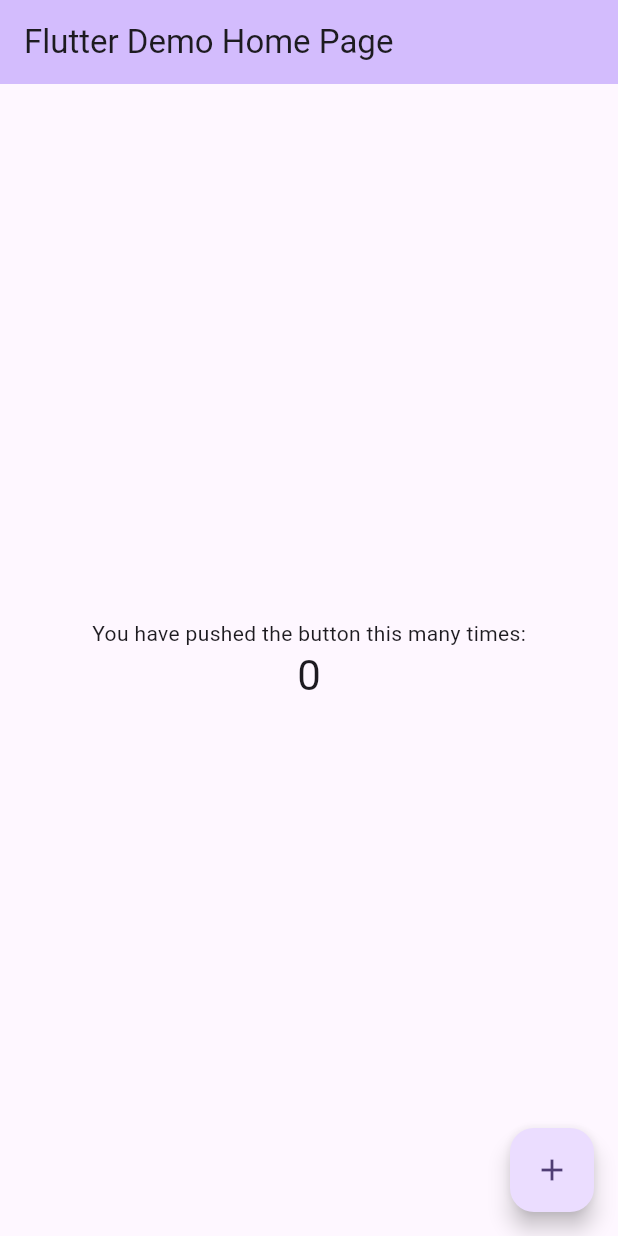
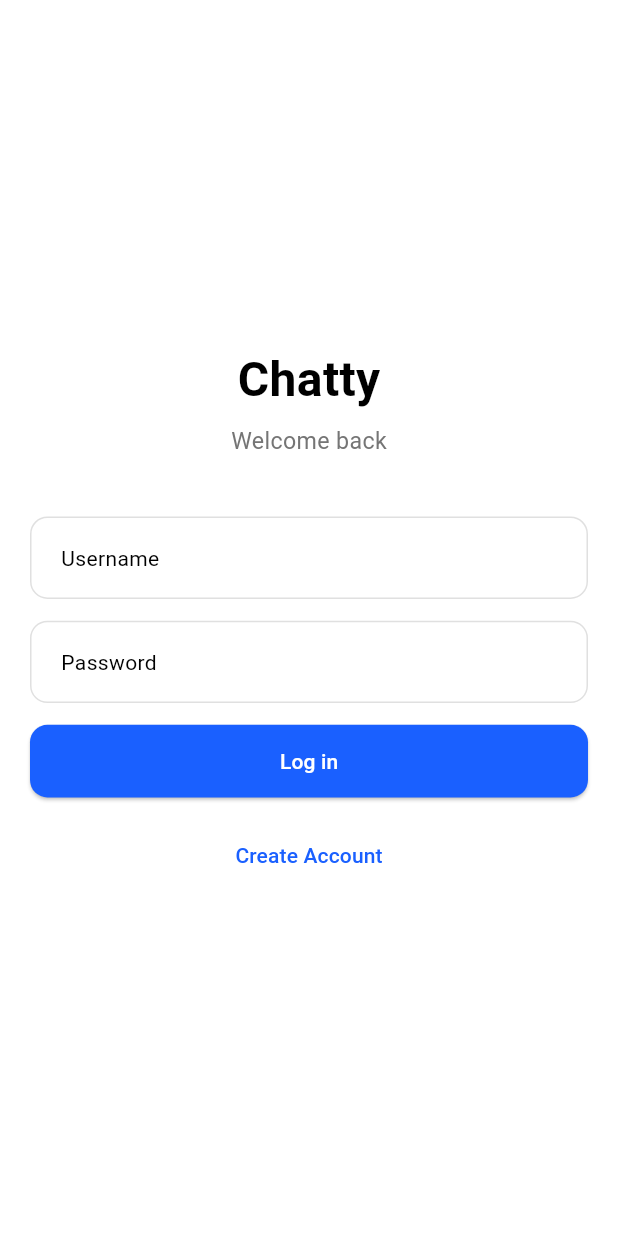
Before and after one commit to realtwumasi/chatty, a Flutter app: the screen it shows after launch, on a phone screen of 412 x 824 dp. Run offline on Flutter 3.47's test engine with Material 3 defaults, Android fonts, the phone set to English and light mode, and no system bars; drawn by our look-alikes of animated_text_kit; our stand-ins replace flutter_screenutil, lottie.

Commit message:
update 1

```diff
--- a/lib/main.dart
+++ b/lib/main.dart
@@ -1,121 +1,39 @@
+
+
+import 'package:chatty/splash_screen.dart';
+import 'package:flutter/cupertino.dart';
 import 'package:flutter/material.dart';
+import 'package:flutter_screenutil/flutter_screenutil.dart';
 
-void main() {
-  runApp(const MyApp());
+void main(){
+  runApp(MyApp());
 }
 
 class MyApp extends StatelessWidget {
   const MyApp({super.key});
 
-  // This widget is the root of your application.
   @override
   Widget build(BuildContext context) {
-    return MaterialApp(
-      title: 'Flutter Demo',
-      theme: ThemeData(
-        // This is the theme of your application.
-        //
-        // TRY THIS: Try running your application with "flutter run". You'll see
-        // the application has a purple toolbar. Then, without quitting the app,
-        // try changing the seedColor in the colorScheme below to Colors.green
-        // and then invoke "hot reload" (save your changes or press the "hot
-        // reload" button in a Flutter-supported IDE, or press "r" if you used
-        // the command line to start the app).
-        //
-        // Notice that the counter didn't reset back to zero; the application
-        // state is not lost during the reload. To reset the state, use hot
-        // restart instead.
-        //
-        // This works for code too, not just values: Most code changes can be
-        // tested with just a hot reload.
-        colorScheme: .fromSeed(seedColor: Colors.deepPurple),
-      ),
-      home: const MyHomePage(title: 'Flutter Demo Home Page'),
-    );
-  }
-}
-
-class MyHomePage extends StatefulWidget {
-  const MyHomePage({super.key, required this.title});
-
-  // This widget is the home page of your application. It is stateful, meaning
-  // that it has a State object (defined below) that contains fields that affect
-  // how it looks.
-
-  // This class is the configuration for the state. It holds the values (in this
-  // case the title) provided by the parent (in this case the App widget) and
-  // used by the build method of the State. Fields in a Widget subclass are
-  // always marked "final".
-
-  final String title;
-
-  @override
-  State<MyHomePage> createState() => _MyHomePageState();
-}
-
-class _MyHomePageState extends State<MyHomePage> {
-  int _counter = 0;
-
-  void _incrementCounter() {
-    setState(() {
-      // This call to setState tells the Flutter framework that something has
-      // changed in this State, which causes it to rerun the build method below
-      // so that the display can reflect the updated values. If we changed
-      // _counter without calling setState(), then the build method would not be
-      // called again, and so nothing would appear to happen.
-      _counter++;
-    });
-  }
-
-  @override
-  Widget build(BuildContext context) {
-    // This method is rerun every time setState is called, for instance as done
-    // by the _incrementCounter method above.
-    //
-    // The Flutter framework has been optimized to make rerunning build methods
-    // fast, so that you can just rebuild anything that needs updating rather
-    // than having to individually change instances of widgets.
-    return Scaffold(
-      appBar: AppBar(
-        // TRY THIS: Try changing the color here to a specific color (to
-        // Colors.amber, perhaps?) and trigger a hot reload to see the AppBar
-        // change color while the other colors stay the same.
-        backgroundColor: Theme.of(context).colorScheme.inversePrimary,
-        // Here we take the value from the MyHomePage object that was created by
-        // the App.build method, and use it to set our appbar title.
-        title: Text(widget.title),
-      ),
-      body: Center(
-        // Center is a layout widget. It takes a single child and positions it
-        // in the middle of the parent.
-        child: Column(
-          // Column is also a layout widget. It takes a list of children and
-          // arranges them vertically. By default, it sizes itself to fit its
-          // children horizontally, and tries to be as tall as its parent.
-          //
-          // Column has various properties to control how it sizes itself and
-          // how it positions its children. Here we use mainAxisAlignment to
-          // center the children vertically; the main axis here is the vertical
-          // axis because Columns are vertical (the cross axis would be
-          // horizontal).
-          //
-          // TRY THIS: Invoke "debug painting" (choose the "Toggle Debug Paint"
-          // action in the IDE, or press "p" in the console), to see the
-          // wireframe for each widget.
-          mainAxisAlignment: .center,
-          children: [
-            const Text('You have pushed the button this many times:'),
-            Text(
-              '$_counter',
-              style: Theme.of(context).textTheme.headlineMedium,
-            ),
-          ],
+    return ScreenUtilInit(
+      designSize: Size(393, 852),
+      minTextAdapt: true,
+      splitScreenMode: true,
+      child: MaterialApp(
+        theme: ThemeData(
+          colorScheme: const ColorScheme(
+            brightness: Brightness.light,
+            primary: Colors.white,
+            onPrimary: Colors.blue,
+            secondary: Color(0xFF1A60FF),
+            onSecondary: Colors.white,
+            error: Colors.red,
+            onError: Colors.white,
+            surface: Colors.white,
+            onSurface: Colors.black,
+          ),
+          useMaterial3: true,
         ),
-      ),
-      floatingActionButton: FloatingActionButton(
-        onPressed: _incrementCounter,
-        tooltip: 'Increment',
-        child: const Icon(Icons.add),
+        home: SplashScreen(),
       ),
     );
   }
--- /dev/null
+++ b/lib/onboarding/sign_in_page.dart
@@ -0,0 +1,122 @@
+import 'package:animated_text_kit/animated_text_kit.dart';
+import 'package:chatty/onboarding/create_account.dart';
+import 'package:flutter/material.dart';
+import 'package:flutter_screenutil/flutter_screenutil.dart';
+
+class SignInPage extends StatefulWidget {
+  const SignInPage({super.key});
+
+  @override
+  State<SignInPage> createState() => _SignInPageState();
+}
+
+class _SignInPageState extends State<SignInPage> {
+  final GlobalKey _formkey = GlobalKey();
+  final TextEditingController _username = TextEditingController();
+  final TextEditingController _password = TextEditingController();
+
+  @override
+  Widget build(BuildContext context) {
+    return GestureDetector(
+      onTap: () {
+        FocusScope.of(context).unfocus();
+      },
+      child: Scaffold(
+        backgroundColor: Colors.white,
+        body: Center(
+          child: Padding(
+            padding: EdgeInsets.only(left: 20,right: 20),
+            child: Form(
+              key: _formkey,
+              child: Column(
+                mainAxisAlignment: MainAxisAlignment.center,
+
+                children: [
+                  //logo text(chatty)
+                  AnimatedTextKit(
+                    animatedTexts: [
+                      TypewriterAnimatedText(
+                        'Chatty',
+                        textStyle: const TextStyle(
+                          fontSize: 32.0,
+                          fontWeight: FontWeight.bold,
+                        ),
+                        speed: const Duration(milliseconds: 350),
+                      ),
+                    ],
+                    totalRepeatCount: 1,
+                  ),
+                  SizedBox(height: 8.h),
+                  Text(
+                    "Welcome back",
+                    style: TextStyle(
+                      fontWeight: FontWeight.w400,
+                      fontSize: 16.sp,
+                      color: Colors.grey.shade600,
+                    ),
+                  ),
+                  SizedBox(height: 40.h),
+                  //username
+                  TextFormField(
+                    controller: _username,
+                    decoration: InputDecoration(
+                      hint: Text("Username"),
+                      hintStyle: TextStyle(color: Colors.grey.shade400, fontSize: 14.sp),
+                      contentPadding: EdgeInsets.symmetric(horizontal: 16.w, vertical: 16.h),
+                      enabledBorder: OutlineInputBorder(
+                        borderRadius: BorderRadius.circular(12.r),
+                        borderSide: BorderSide(color: Colors.grey.shade300),
+                      ),
+                      focusedBorder: OutlineInputBorder(
+                        borderRadius: BorderRadius.circular(12.r),
+                        borderSide: const BorderSide(color: Colors.blue, width: 1.5),
+                      ),
+                    ),
+                  ),
+                  SizedBox(height: 15.h),
+                  //password
+                  TextFormField(
+                    controller: _password,
+                    decoration: InputDecoration(
+                      hint: Text("Password"),
+                      hintStyle: TextStyle(color: Colors.grey.shade400, fontSize: 14.sp),
+                      contentPadding: EdgeInsets.symmetric(horizontal: 16.w, vertical: 16.h),
+                      enabledBorder: OutlineInputBorder(
+                        borderRadius: BorderRadius.circular(12.r),
+                        borderSide: BorderSide(color: Colors.grey.shade300),
+                      ),
+                      focusedBorder: OutlineInputBorder(
+                        borderRadius: BorderRadius.circular(12.r),
+                        borderSide: const BorderSide(color: Colors.blue, width: 1.5),
+                      ),
+                    ),
+                  ),
+                  SizedBox(height: 15.h,),
+                  //login button
+                  ElevatedButton(onPressed: () {
+
+                  }, style: ElevatedButton.styleFrom(
+                    minimumSize: Size(double.infinity, 50.h),
+                    backgroundColor: const Color(0xFF1A60FF),
+                    shape: RoundedRectangleBorder(
+                      borderRadius: BorderRadius.circular(12.r),
+                    ),
+                  ),child: Text("Log in",style: TextStyle(
+                    color: Colors.white
+                  ),)),
+                  SizedBox(height: 15.h,),
+                  //create account
+                  TextButton(onPressed: () {
+                    Navigator.push(context, MaterialPageRoute(builder:  (context) => CreateAccount(),));
+                  }, child: Text("Create Account",style: TextStyle(
+                    color:const Color(0xFF1A60FF)
+                  ),))
+                ],
+              ),
+            ),
+          ),
+        ),
+      ),
+    );
+  }
+}
```
Also changed, not shown: lib/onboarding/create_account.dart (added, +143 -0 lines), lib/splash_screen.dart (added, +62 -0 lines), pubspec.yaml (+7 -3 lines), pubspec.lock.
